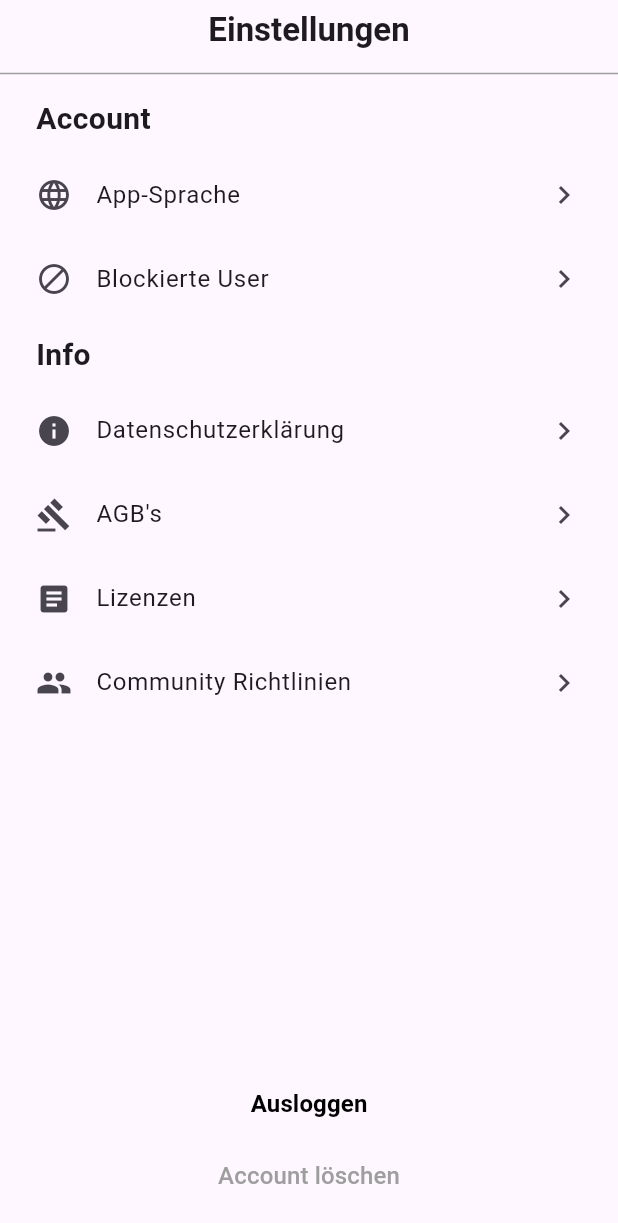
After one commit to Belladonnixi/p15_anfaenger_version, a Flutter app: the screen it shows after launch, on a phone screen of 412 x 824 dp. The commit adds this screen. Shown: the top 1223 px of the screen. Run offline on Flutter 3.47's test engine with Material 3 defaults, Android fonts, the phone set to English and light mode, and no system bars.

Commit message:
add version without listView

```diff
--- /dev/null
+++ b/lib/data.dart
@@ -0,0 +1,25 @@
+// Eine Modelklasse, die ein Listenelement definiert.
+// Diese Klasse speichert ein Symbol (Icon) und einen Titel (Text).
+import 'package:flutter/material.dart';
+
+class ListItem {
+  ListItem(this.icon, this.title);
+
+  final IconData icon;
+  final String title;
+}
+
+// Eine Map, die die Kategorien und deren Listenelemente definiert.
+// Jede Kategorie (z. B. "Account", "Info") hat eine Liste von ListItems.
+final Map<String, List<ListItem>> itemsMap = {
+  'Account': [
+    ListItem(Icons.language, 'App-Sprache'),
+    ListItem(Icons.block, 'Blockierte User'),
+  ],
+  'Info': [
+    ListItem(Icons.info, 'Datenschutzerklärung'),
+    ListItem(Icons.gavel, 'AGB\'s'),
+    ListItem(Icons.article, 'Lizenzen'),
+    ListItem(Icons.group, 'Community Richtlinien'),
+  ],
+};
--- a/lib/listview_builder_version.dart
+++ b/lib/listview_builder_version.dart
@@ -1,5 +1,5 @@
 import 'package:flutter/material.dart';
-import 'package:p15_anfaenger_version/main.dart';
+import 'package:p15_anfaenger_version/data.dart';
 
 // Version mit ListView.builder
 
--- a/lib/listview_version.dart
+++ b/lib/listview_version.dart
@@ -1,6 +1,6 @@
 // Die Haupt-App-Klasse, die das Grundgerüst der App bereitstellt.
 import 'package:flutter/material.dart';
-import 'package:p15_anfaenger_version/main.dart';
+import 'package:p15_anfaenger_version/data.dart';
 
 class MainApp extends StatelessWidget {
   const MainApp({super.key});
--- a/lib/main.dart
+++ b/lib/main.dart
@@ -1,34 +1,12 @@
 import 'package:flutter/material.dart';
-import 'package:p15_anfaenger_version/listview_builder_version.dart';
+// import 'package:p15_anfaenger_version/listview_builder_version.dart';// diese Zeile auskommentieren um die ListView.builder Version zu verwenden
+import 'package:p15_anfaenger_version/without_list_view.dart';
 // import 'package:p15_anfaenger_version/listview_version.dart'; // diese Zeile auskommentieren um die ListView.builder Version zu verwenden
 
 // Die Hauptfunktion, die die App startet.
 void main() {
   // MainApp ist die Klasse, die die ListView Version enthält hier also ändern auf MainApp
+  // MainApp ist die Klasse, die die ListView Version enthält hier also ändern auf MainApp
   // wenn man die ausführen will
-  runApp(const MainApp2());
+  runApp(const MainApp3());
 }
-
-// Eine Modelklasse, die ein Listenelement definiert.
-// Diese Klasse speichert ein Symbol (Icon) und einen Titel (Text).
-class ListItem {
-  ListItem(this.icon, this.title);
-
-  final IconData icon;
-  final String title;
-}
-
-// Eine Map, die die Kategorien und deren Listenelemente definiert.
-// Jede Kategorie (z. B. "Account", "Info") hat eine Liste von ListItems.
-final Map<String, List<ListItem>> itemsMap = {
-  'Account': [
-    ListItem(Icons.language, 'App-Sprache'),
-    ListItem(Icons.block, 'Blockierte User'),
-  ],
-  'Info': [
-    ListItem(Icons.info, 'Datenschutzerklärung'),
-    ListItem(Icons.gavel, 'AGB\'s'),
-    ListItem(Icons.article, 'Lizenzen'),
-    ListItem(Icons.group, 'Community Richtlinien'),
-  ],
-};
--- /dev/null
+++ b/lib/without_list_view.dart
@@ -0,0 +1,102 @@
+import 'package:flutter/material.dart';
+import 'data.dart'; // Importiere die Datei mit itemsMap
+
+// zu der Version würde ich für diesen Zweck sogar viel eher tendieren ohne die ListView
+
+class MainApp3 extends StatelessWidget {
+  const MainApp3({super.key});
+
+  @override
+  Widget build(BuildContext context) {
+    return MaterialApp(
+      debugShowCheckedModeBanner: false,
+      home: Scaffold(
+        appBar: AppBar(
+          title: const Text(
+            'Einstellungen',
+            style: TextStyle(fontWeight: FontWeight.bold),
+          ),
+          centerTitle: true,
+          bottom: PreferredSize(
+            preferredSize: const Size.fromHeight(1.0),
+            child: Divider(
+              color: Colors.grey,
+              thickness: 1.0,
+            ),
+          ),
+        ),
+        body: Column(
+          children: [
+            // Bereich mit den Kategorien und Listenelementen
+            Expanded(
+              child: Column(
+                crossAxisAlignment: CrossAxisAlignment.start,
+                children: [
+                  // hier iteriere ich über die Map mit dem Spread Operator an Stelle gehe ich durch die Map und erstelle dann eine Liste von Widgets
+                  // so kann ich erst den Kategorienamen anzeigen und dann die dazugehörigen Listenelemente ausgeben lassen in einem ListTile
+                  for (var entry in itemsMap.entries) ...[
+                    // Kategoriename
+                    Padding(
+                      padding: const EdgeInsets.symmetric(
+                          horizontal: 24.0, vertical: 8.0),
+                      child: Text(
+                        entry.key,
+                        style: const TextStyle(
+                          fontSize: 20,
+                          fontWeight: FontWeight.bold,
+                        ),
+                      ),
+                    ),
+                    // Listenelemente der Kategorie
+                    for (var item in entry.value)
+                      ListTile(
+                        contentPadding:
+                            const EdgeInsets.symmetric(horizontal: 24),
+                        leading: Icon(item.icon),
+                        title: Text(item.title),
+                        trailing: const Icon(Icons.chevron_right),
+                        onTap: () {
+                          print('${item.title} tapped');
+                        },
+                      ),
+                  ],
+                ],
+              ),
+            ),
+            // Bereich am unteren Rand der Seite mit Buttons
+            Padding(
+              padding: const EdgeInsets.all(16.0),
+              child: Column(
+                crossAxisAlignment: CrossAxisAlignment.center,
+                mainAxisSize: MainAxisSize.min,
+                children: [
+                  TextButton(
+                    onPressed: () => print('Ausloggen tapped'),
+                    child: const Text(
+                      'Ausloggen',
+                      style: TextStyle(
+                        color: Colors.black,
+                        fontSize: 16,
+                        fontWeight: FontWeight.bold,
+                      ),
+                    ),
+                  ),
+                  TextButton(
+                    onPressed: () => print('Account löschen tapped'),
+                    child: const Text(
+                      'Account löschen',
+                      style: TextStyle(
+                        color: Colors.grey,
+                        fontSize: 16,
+                      ),
+                    ),
+                  ),
+                ],
+              ),
+            ),
+          ],
+        ),
+      ),
+    );
+  }
+}
```
